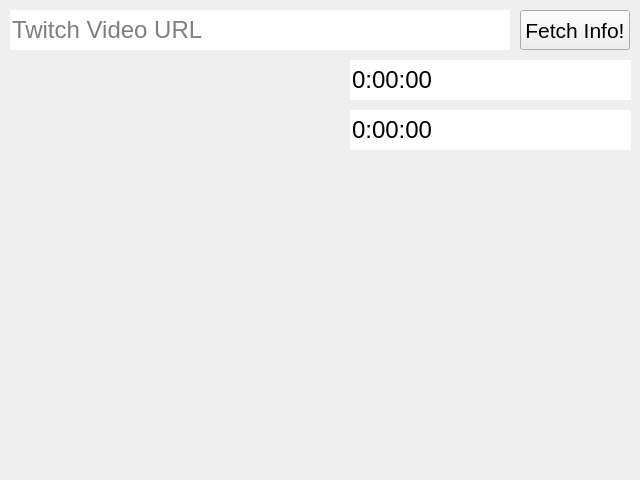
First picture: the form in ui/vod.ui, repository Pixelsuft/twitch-keeper, before the edit.
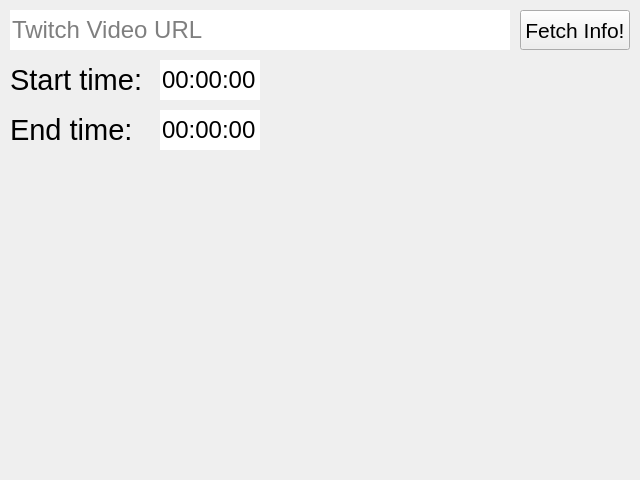
Second picture: the form after the edit. Icons and pictures are not drawn.

Diff of the .ui file:
```diff
--- a/ui/vod.ui
+++ b/ui/vod.ui
@@ -68,9 +68,9 @@
    <widget class="QTimeEdit" name="startTime">
     <property name="geometry">
      <rect>
-      <x>350</x>
+      <x>160</x>
       <y>60</y>
-      <width>281</width>
+      <width>100</width>
       <height>40</height>
      </rect>
     </property>
@@ -86,15 +86,15 @@
      <enum>QAbstractSpinBox::ButtonSymbols::NoButtons</enum>
     </property>
     <property name="displayFormat">
-     <string>H:mm:ss</string>
+     <string>HH:mm:ss</string>
     </property>
    </widget>
    <widget class="QTimeEdit" name="endTime">
     <property name="geometry">
      <rect>
-      <x>350</x>
+      <x>160</x>
       <y>110</y>
-      <width>281</width>
+      <width>100</width>
       <height>40</height>
      </rect>
     </property>
@@ -110,7 +110,33 @@
      <enum>QAbstractSpinBox::ButtonSymbols::NoButtons</enum>
     </property>
     <property name="displayFormat">
-     <string>H:mm:ss</string>
+     <string>HH:mm:ss</string>
+    </property>
+   </widget>
+   <widget class="QLabel" name="startTimeLabel">
+    <property name="geometry">
+     <rect>
+      <x>10</x>
+      <y>60</y>
+      <width>140</width>
+      <height>40</height>
+     </rect>
+    </property>
+    <property name="text">
+     <string>Start time:</string>
+    </property>
+   </widget>
+   <widget class="QLabel" name="endTimeLabel">
+    <property name="geometry">
+     <rect>
+      <x>10</x>
+      <y>110</y>
+      <width>140</width>
+      <height>40</height>
+     </rect>
+    </property>
+    <property name="text">
+     <string>End time:</string>
     </property>
    </widget>
   </widget>
```
